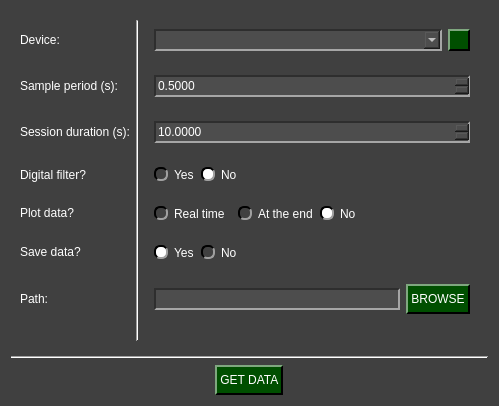
Qt form pydaq/uis/PyDAQ_get_data_Arduino_widget.ui (samirmartins/pydaq) before a commit.
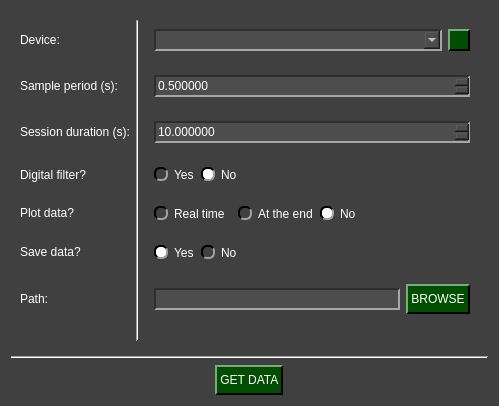
The same form after that commit. Icons and pictures are not drawn.

The edit to the form file:
```diff
--- a/pydaq/uis/PyDAQ_get_data_Arduino_widget.ui
+++ b/pydaq/uis/PyDAQ_get_data_Arduino_widget.ui
@@ -251,10 +251,10 @@
             </size>
            </property>
            <property name="decimals">
-            <number>4</number>
+            <number>6</number>
            </property>
            <property name="maximum">
-            <double>999.990000000000009</double>
+            <double>999999999999.000000000000000</double>
            </property>
            <property name="singleStep">
             <double>0.010000000000000</double>
@@ -339,10 +339,10 @@
             </size>
            </property>
            <property name="decimals">
-            <number>4</number>
+            <number>6</number>
            </property>
            <property name="maximum">
-            <double>86400.990000000005239</double>
+            <double>999999999999.000000000000000</double>
            </property>
            <property name="singleStep">
             <double>0.010000000000000</double>
```
Left out of the diff: 2 changed lines with no effect on the pictures.
